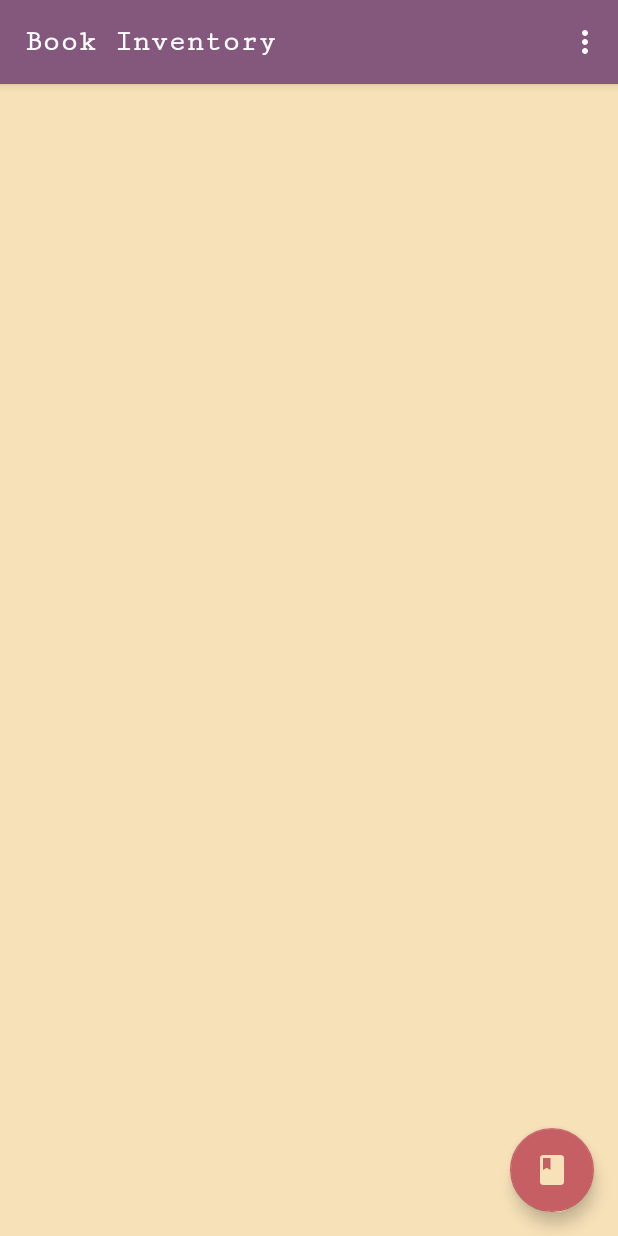
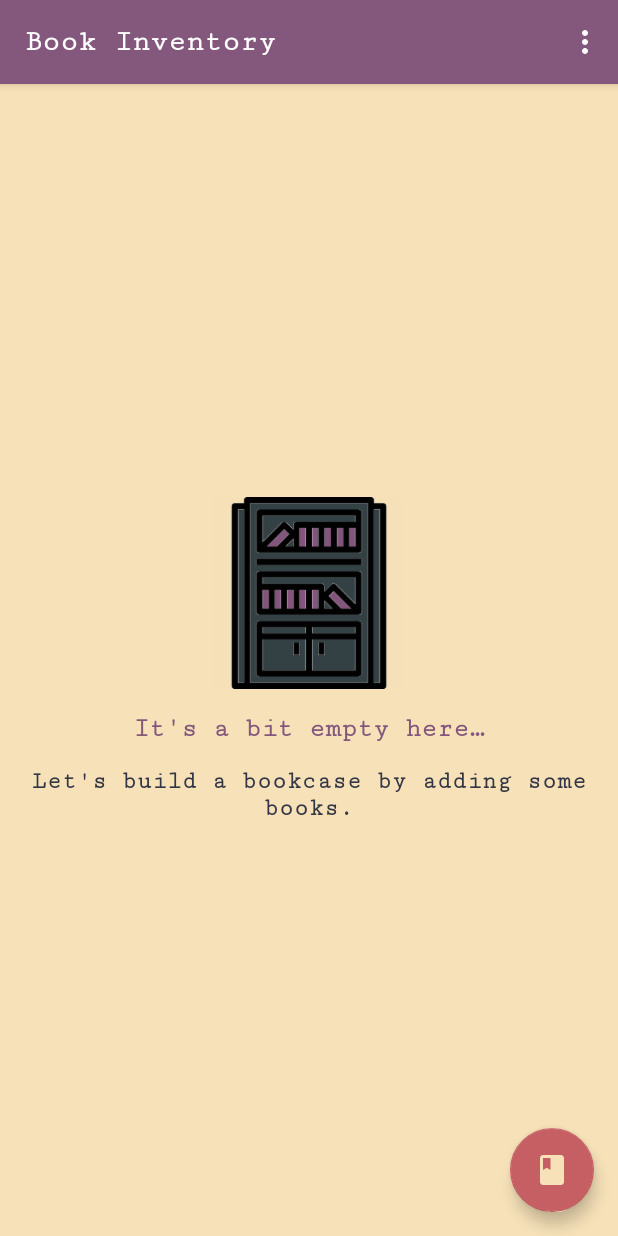
Before and after one commit to eovka/BookInventory, an Android app: the screen it shows after launch (CatalogActivity), on a phone screen of 412 x 824 dp. Run offline under Robolectric (Android 15) with nearby library versions, the phone set to English and light mode, and no system bars.

Commit message:
EmptyView for a list added

```diff
--- a/app/src/main/java/pl/pisze_czytam/bookinventory/CatalogActivity.java
+++ b/app/src/main/java/pl/pisze_czytam/bookinventory/CatalogActivity.java
@@ -45,6 +45,8 @@ public class CatalogActivity extends AppCompatActivity {
         Cursor bookCursor = getContentResolver().query(BookEntry.BOOKS_URI, bookProjection, null,
                 null, null);
         ListView listView = findViewById(R.id.listview);
+        View emptyView = findViewById(R.id.empty_view);
+        listView.setEmptyView(emptyView);
         BookCursorAdapter bookAdapter = new BookCursorAdapter(this, bookCursor);
         listView.setAdapter(bookAdapter);
     }
--- a/app/src/main/res/layout/activity_catalog.xml
+++ b/app/src/main/res/layout/activity_catalog.xml
@@ -10,8 +10,48 @@
         android:id="@+id/listview"
         android:layout_width="match_parent"
         android:layout_height="match_parent"
-        android:paddingStart="@dimen/standard_padding"
-        android:paddingEnd="@dimen/standard_padding"/>
+        android:paddingEnd="@dimen/standard_padding"
+        android:paddingStart="@dimen/standard_padding" />
+
+    <RelativeLayout
+        android:id="@+id/empty_view"
+        android:layout_width="wrap_content"
+        android:layout_height="wrap_content"
+        android:layout_centerInParent="true">
+
+        <ImageView
+            android:id="@+id/bookcase_image"
+            android:layout_width="wrap_content"
+            android:layout_height="wrap_content"
+            android:layout_centerHorizontal="true"
+            android:contentDescription="@string/icon_description"
+            android:src="@drawable/ic_bookcase" />
+
+        <TextView
+            android:id="@+id/empty_title_text"
+            android:layout_width="wrap_content"
+            android:layout_height="wrap_content"
+            android:layout_below="@+id/bookcase_image"
+            android:layout_centerHorizontal="true"
+            android:padding="@dimen/standard_padding"
+            android:text="@string/empty_text_title"
+            android:textColor="@color/colorPrimary"
+            android:textSize="@dimen/title_text"
+            android:textStyle="bold" />
+
+        <TextView
+            android:id="@+id/empty_subtitle_text"
+            android:layout_width="wrap_content"
+            android:layout_height="wrap_content"
+            android:layout_below="@+id/empty_title_text"
+            android:layout_centerHorizontal="true"
+            android:paddingEnd="@dimen/standard_padding"
+            android:paddingStart="@dimen/standard_padding"
+            android:text="@string/empty_text_subtitle"
+            android:textAlignment="center"
+            android:textColor="@color/colorPrimaryDark"
+            android:textStyle="bold" />
+    </RelativeLayout>
 
     <android.support.design.widget.FloatingActionButton
         android:id="@+id/fab"
--- a/app/src/main/res/values/strings.xml
+++ b/app/src/main/res/values/strings.xml
@@ -34,4 +34,7 @@
     <string name="error_save_sup">Error with saving supplier.</string>
     <string name="supplier_saved">Supplier saved.</string>
     <string name="sale">Sale</string>
+    <string name="empty_text_title">It\'s a bit empty here…</string>
+    <string name="empty_text_subtitle">Let\'s build a bookcase by adding some books.</string>
+    <string name="icon_description">a bookcase</string>
 </resources>
```
Also changed, not shown: app/src/main/res/drawable-hdpi/ic_bookcase.png (added), app/src/main/res/drawable-mdpi/ic_bookcase.png (added), app/src/main/res/drawable-xhdpi/ic_bookcase.png (added), app/src/main/res/drawable-xxhdpi/ic_bookcase.png (added), app/src/main/res/drawable-xxxhdpi/ic_bookcase.png (added).
